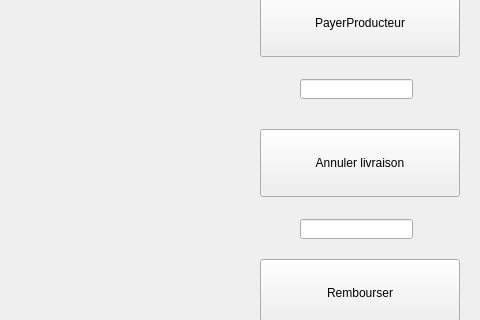
This is IG/responsableIG/ResponsablePanel/widget.ui in 4mbroise/goodBasket as Qt 5 draws it before an edit; both pictures show x 670 to 1150 and y 181 to 501 of the 1150 by 670 pixel window. The edited form follows.
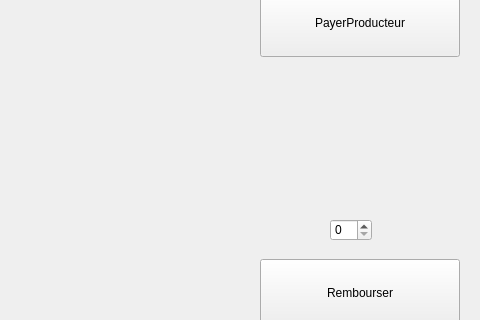
This is the edited form.

```diff
--- a/IG/responsableIG/ResponsablePanel/widget.ui
+++ b/IG/responsableIG/ResponsablePanel/widget.ui
@@ -2,6 +2,9 @@
 <ui version="4.0">
  <class>Widget</class>
  <widget class="QWidget" name="Widget">
+  <property name="enabled">
+   <bool>true</bool>
+  </property>
   <property name="geometry">
    <rect>
     <x>0</x>
@@ -36,19 +39,6 @@
     </rect>
    </property>
   </widget>
-  <widget class="QPushButton" name="AnnulerLivraison">
-   <property name="geometry">
-    <rect>
-     <x>930</x>
-     <y>310</y>
-     <width>200</width>
-     <height>68</height>
-    </rect>
-   </property>
-   <property name="text">
-    <string>Annuler livraison</string>
-   </property>
-  </widget>
   <widget class="QListWidget" name="SousList">
    <property name="geometry">
     <rect>
@@ -94,26 +84,6 @@
     <bool>false</bool>
    </property>
   </widget>
-  <widget class="QLineEdit" name="Numlivraison">
-   <property name="geometry">
-    <rect>
-     <x>970</x>
-     <y>260</y>
-     <width>113</width>
-     <height>20</height>
-    </rect>
-   </property>
-  </widget>
-  <widget class="QLineEdit" name="NumConsommateur">
-   <property name="geometry">
-    <rect>
-     <x>970</x>
-     <y>400</y>
-     <width>113</width>
-     <height>20</height>
-    </rect>
-   </property>
-  </widget>
   <widget class="QSpinBox" name="NumProducteur">
    <property name="geometry">
     <rect>
@@ -124,6 +94,16 @@
     </rect>
    </property>
   </widget>
+  <widget class="QSpinBox" name="NumConsommateur">
+   <property name="geometry">
+    <rect>
+     <x>1000</x>
+     <y>400</y>
+     <width>42</width>
+     <height>22</height>
+    </rect>
+   </property>
+  </widget>
  </widget>
  <resources/>
  <connections/>
```
